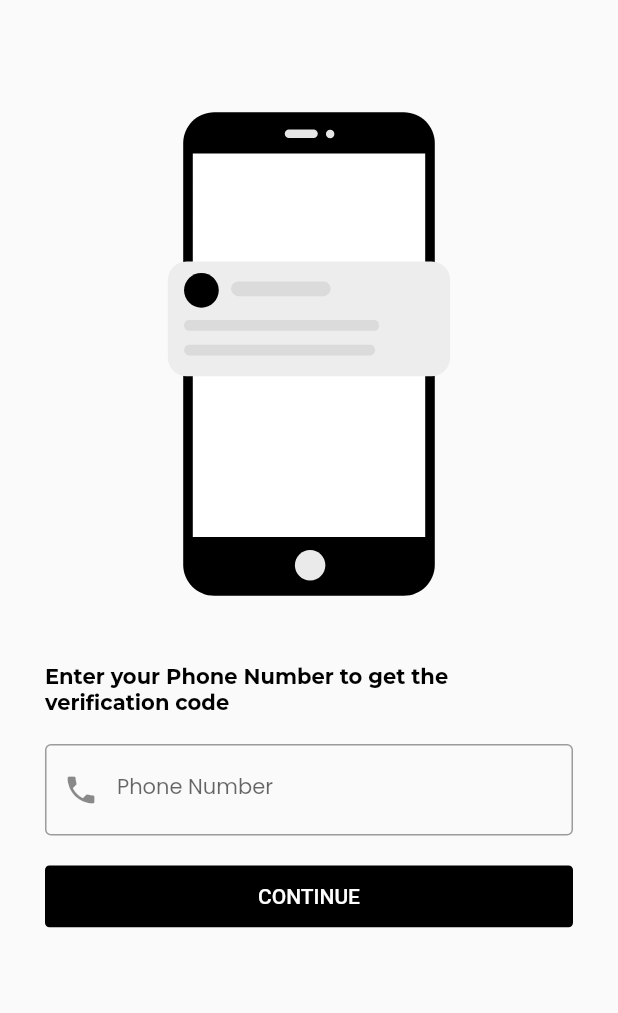
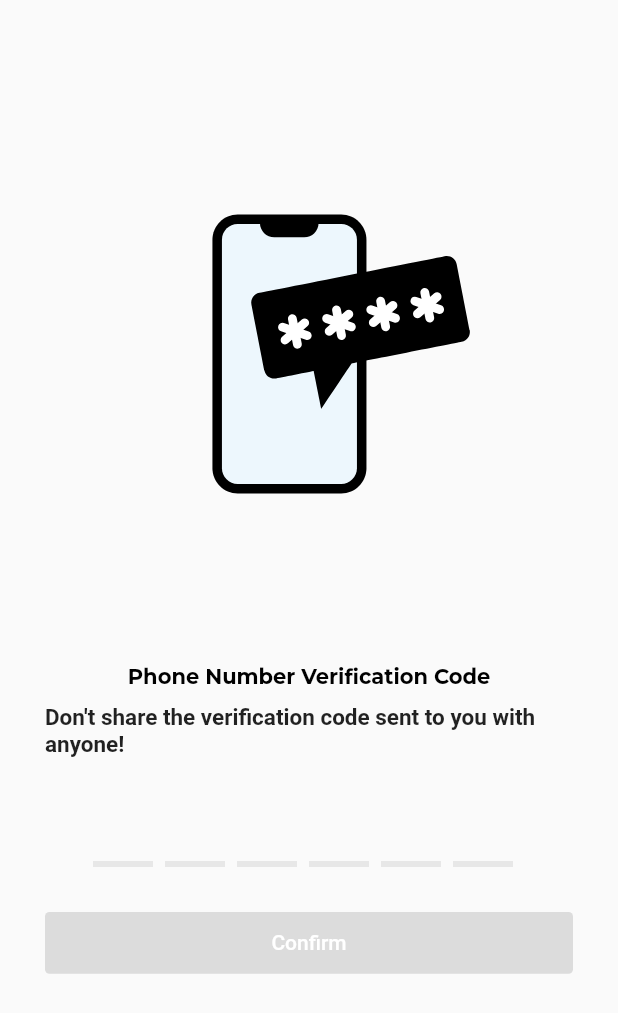
Before and after one commit to mosherif21/goambulance, a Flutter app: the PhoneVerificationScreen screen opened directly, after a tap on "CONTINUE", on a phone screen of 412 x 824 dp. Shown: the top 1013 px of the screen. Run offline on Flutter 3.47's test engine with Material 2 defaults, Android fonts, the phone set to English and light mode, and no system bars; drawn by our look-alikes of flutter_otp_text_field; our stand-ins replace connectivity_plus, firebase_core, flutter_native_splash, flutter_signin_button, get, google_fonts and 5 more; missing offline and left inert: firebase_app_check, flutter_web_frame; accounts and stored records are empty.

Commit message:
initial commit

```diff
--- a/lib/localization/language/localization_strings.dart
+++ b/lib/localization/language/localization_strings.dart
@@ -40,8 +40,11 @@ class Languages extends Translations {
           'phoneLabel': 'رقم الهاتف',
           'phoneFieldLabel': 'ادخل رقم هاتفك',
           'emailVerification': 'ادخل الايميل للحصول على رمز التاكيد',
-          'phoneVerification': 'ادخل رقم الهاتف على رمز التاكيد',
+          'phoneVerification': 'ادخل رقم الهاتف للحصول على رمز التاكيد',
           'continue': 'اكمل',
+          'verificationCode': 'رمز تاكيد',
+          'verificationCodeShare': 'لا تشارك الرمز المرسل اليك مع اي احد!',
+          'confirm': 'تاكيد'
         },
         'en_US': {
           'onBoardingTitle1': 'Fast ambulance requests',
@@ -83,6 +86,10 @@ class Languages extends Translations {
           'phoneVerification':
               'Enter your Phone Number to get the verification code',
           'continue': 'CONTINUE',
+          'verificationCode': 'Verification Code',
+          'verificationCodeShare':
+              'Don\'t share the verification code sent to you with anyone!',
+          'confirm': 'Confirm',
         },
       };
 }
--- a/lib/src/common_widgets/framed_button.dart
+++ b/lib/src/common_widgets/framed_button.dart
@@ -26,7 +26,7 @@ class FramedIconButton extends StatelessWidget {
         ),
         child: Row(
           children: [
-            Icon(iconData, size: AppInit.notWebMobile ? 80.0 : 60.0),
+            Icon(iconData, size: AppInit.notWebMobile ? 80.0 : 50.0),
             const SizedBox(
               width: 10.0,
             ),
@@ -44,8 +44,8 @@ class FramedIconButton extends StatelessWidget {
                   subTitle,
                   style: const TextStyle(
                       color: Colors.black87,
-                      fontSize: 14.0,
-                      fontWeight: FontWeight.w100),
+                      fontSize: 12.0,
+                      fontWeight: FontWeight.w500),
                 ),
               ],
             )
--- a/lib/src/constants/app_init_constants.dart
+++ b/lib/src/constants/app_init_constants.dart
@@ -23,27 +23,6 @@ class AppInit {
   static late final Locale setLocale;
   static Language currentDeviceLanguage = Language.english;
 
-  //screen sizes vars
-  static late double pixelRatio;
-  //Size in physical pixels
-  static late Size physicalScreenSize;
-  static late double physicalWidth;
-  static late double physicalHeight;
-//Size in logical pixels
-  static late Size logicalScreenSize;
-  static late double logicalWidth;
-  static late double logicalHeight;
-//Padding in physical pixels
-  static late WindowPadding padding;
-//Safe area paddings in logical pixels
-  static late double paddingLeft;
-  static late double paddingRight;
-  static late double paddingTop;
-  static late double paddingBottom;
-//Safe area in logical pixels
-  static late double safeWidth;
-  static late double safeHeight;
-
   static Future<void> initializeConstants() async {
     prefs = await SharedPreferences.getInstance();
     isLocaleSet = await getIfLocaleIsSet();
@@ -68,31 +47,6 @@ class AppInit {
     if (defaultTargetPlatform == TargetPlatform.iOS && !isWeb) {
       isIos = true;
     }
-
-    pixelRatio = window.devicePixelRatio;
-
-    //Size in physical pixels
-    physicalScreenSize = window.physicalSize;
-    physicalWidth = physicalScreenSize.width;
-    physicalHeight = physicalScreenSize.height;
-
-//Size in logical pixels
-    logicalScreenSize = window.physicalSize / pixelRatio;
-    logicalWidth = logicalScreenSize.width;
-    logicalHeight = logicalScreenSize.height;
-
-//Padding in physical pixels
-    padding = window.padding;
-
-//Safe area paddings in logical pixels
-    paddingLeft = window.padding.left / window.devicePixelRatio;
-    paddingRight = window.padding.right / window.devicePixelRatio;
-    paddingTop = window.padding.top / window.devicePixelRatio;
-    paddingBottom = window.padding.bottom / window.devicePixelRatio;
-
-//Safe area in logical pixels
-    safeWidth = logicalWidth - paddingLeft - paddingRight;
-    safeHeight = logicalHeight - paddingTop - paddingBottom;
   }
 
   static Future<void> initialize() async {
--- a/lib/src/constants/assets_strings.dart
+++ b/lib/src/constants/assets_strings.dart
@@ -21,6 +21,8 @@ const String kOnBoardingAnim3 = "assets/lottie_animations/location_on_map.json";
 const String kEmailVerificationAnim =
     "assets/lottie_animations/email_verification.json";
 const String kPhoneVerificationAnim = "assets/lottie_animations/otp_code2.json";
+const String kPhoneOTPAnim = "assets/lottie_animations/otp_code3.json";
+const String kEmailOTPAnim = "assets/lottie_animations/mail_verification.json";
 
 //--Loading Assets
 const String kLoadingHeartAnim = "assets/lottie_animations/loading_heart.json";
--- /dev/null
+++ b/lib/src/features/authentication/resetPassword/otp_verification.dart
@@ -0,0 +1,105 @@
+import 'package:flutter/material.dart';
+import 'package:flutter_otp_text_field/flutter_otp_text_field.dart';
+import 'package:get/get.dart';
+import 'package:goambulance/src/constants/common_functions.dart';
+import 'package:goambulance/src/constants/sizes.dart';
+import 'package:lottie/lottie.dart';
+
+import '../../../constants/app_init_constants.dart';
+
+final RxBool _confirmButtonEnable = false.obs;
+
+class OTPVerificationScreen extends StatelessWidget {
+  const OTPVerificationScreen(
+      {Key? key, required this.verificationType, required this.lottieAssetAnim})
+      : super(key: key);
+  final String verificationType;
+  final String lottieAssetAnim;
+
+  @override
+  Widget build(BuildContext context) {
+    double screenHeight = getScreenHeight(context);
+    // String verificationCode = '';
+
+    return Scaffold(
+      body: SingleChildScrollView(
+        padding: const EdgeInsets.all(kDefaultPaddingSize),
+        child: Column(
+          crossAxisAlignment: CrossAxisAlignment.center,
+          children: [
+            Lottie.asset(
+              lottieAssetAnim,
+              fit: BoxFit.contain,
+              height: screenHeight * 0.5,
+            ),
+            Text(
+              AppInit.currentDeviceLanguage == Language.english
+                  ? '$verificationType ${'verificationCode'.tr}'
+                  : '${'verificationCode'.tr} $verificationType',
+              style: Theme.of(context).textTheme.headline5,
+            ),
+            const SizedBox(
+              height: 10.0,
+            ),
+            Text(
+              'verificationCodeShare'.tr,
+              style: const TextStyle(
+                  color: Colors.black87,
+                  fontSize: 15.0,
+                  fontWeight: FontWeight.w600),
+            ),
+            const SizedBox(
+              height: 20.0,
+            ),
+            OtpTextField(
+              numberOfFields: 6,
+              borderColor: Colors.black54,
+              keyboardType: TextInputType.number,
+              cursorColor: Colors.black,
+              focusedBorderColor: Colors.black,
+              showFieldAsBox: false,
+              textStyle: const TextStyle(
+                  color: Colors.black,
+                  fontSize: 25.0,
+                  fontWeight: FontWeight.w600),
+              borderWidth: 4.0,
+              onCodeChanged: (code) {
+                _confirmButtonEnable.value = false;
+              },
+              onSubmit: (enteredVerificationCode) {
+                _confirmButtonEnable.value = true;
+                //  verificationCode = enteredVerificationCode;
+              },
+            ),
+            const SizedBox(
+              height: 30.0,
+            ),
+            SizedBox(
+              width: double.infinity,
+              height: screenHeight * 0.05,
+              child: Obx(
+                () => ElevatedButton(
+                  style: ElevatedButton.styleFrom(
+                    elevation: 0,
+                    backgroundColor: Colors.black,
+                    shape: const RoundedRectangleBorder(
+                      borderRadius: BorderRadius.all(
+                        Radius.circular(3),
+                      ),
+                    ),
+                  ),
+                  onPressed: _confirmButtonEnable.value ? () {} : null,
+                  child: Text(
+                    'confirm'.tr,
+                    style: const TextStyle(
+                        color: Colors.white, fontWeight: FontWeight.w500),
+                  ),
+                ),
+              ),
+            ),
+          ],
+        ),
+      ),
+    );
+  }
+}
--- a/lib/src/features/authentication/resetPassword/phone_verification.dart
+++ b/lib/src/features/authentication/resetPassword/phone_verification.dart
@@ -3,6 +3,7 @@ import 'package:get/get.dart';
 import 'package:goambulance/src/common_widgets/text_form_field.dart';
 import 'package:goambulance/src/constants/assets_strings.dart';
 import 'package:goambulance/src/constants/common_functions.dart';
+import 'package:goambulance/src/features/authentication/resetPassword/otp_verification.dart';
 import 'package:lottie/lottie.dart';
 
 import '../../../constants/sizes.dart';
@@ -13,7 +14,7 @@ class PhoneVerificationScreen extends StatelessWidget {
   Widget build(BuildContext context) {
     double screenHeight = getScreenHeight(context);
     return Scaffold(
-      body: Container(
+      body: SingleChildScrollView(
         padding: const EdgeInsets.all(kDefaultPaddingSize),
         child: Column(
           crossAxisAlignment: CrossAxisAlignment.center,
@@ -51,7 +52,12 @@ class PhoneVerificationScreen extends StatelessWidget {
                     ),
                   ),
                 ),
-                onPressed: () {},
+                onPressed: () => Get.to(
+                  () => OTPVerificationScreen(
+                    verificationType: 'phoneLabel'.tr,
+                    lottieAssetAnim: kPhoneOTPAnim,
+                  ),
+                ),
                 child: Text(
                   'continue'.tr,
                   style: const TextStyle(
--- a/lib/src/utils/theme/widget_themes/text_theme.dart
+++ b/lib/src/utils/theme/widget_themes/text_theme.dart
@@ -25,13 +25,13 @@ class ATextTheme {
     ),
     subtitle2: GoogleFonts.poppins(
         color: Colors.black54, fontSize: AppInit.notWebMobile ? 20 : 14),
-    headline4: GoogleFonts.montserrat(
+    /*headline4: GoogleFonts.montserrat(
       color: Colors.white,
       fontSize: AppInit.notWebMobile ? 20 : 10,
       fontWeight: FontWeight.w700,
     ),
     subtitle1: GoogleFonts.poppins(
-        color: Colors.white54, fontSize: AppInit.notWebMobile ? 20 : 14),
+        color: Colors.white54, fontSize: AppInit.notWebMobile ? 20 : 14),*/
   );
   /*
   static TextTheme darkTextTheme = TextTheme(
--- a/pubspec.yaml
+++ b/pubspec.yaml
@@ -38,6 +38,7 @@ dependencies:
   font_awesome_flutter: ^9.2.0
   connectivity_plus: ^3.0.2
   internet_connection_checker_plus: ^1.0.1
+  flutter_otp_text_field: ^1.1.0+2
 
 dev_dependencies:
   flutter_test:
@@ -54,7 +55,6 @@ flutter_native_splash:
 
   android_12:
     image: assets/images/logo.png
-    icon_background_color: "#f7f6f1"
     #branding: assets/images/logo.png
 
 flutter:
```
Also changed, not shown: assets/lottie_animations/mail_verification.json (added, +1 -0 lines), assets/lottie_animations/otp_code3.json (added, +1 -0 lines), lib/src/common_widgets/no_button_dialog_alert.dart (+7 -1 lines), lib/src/features/authentication/resetPassword/email_verification.dart (+8 -2 lines), pubspec.lock, 3 other files.
